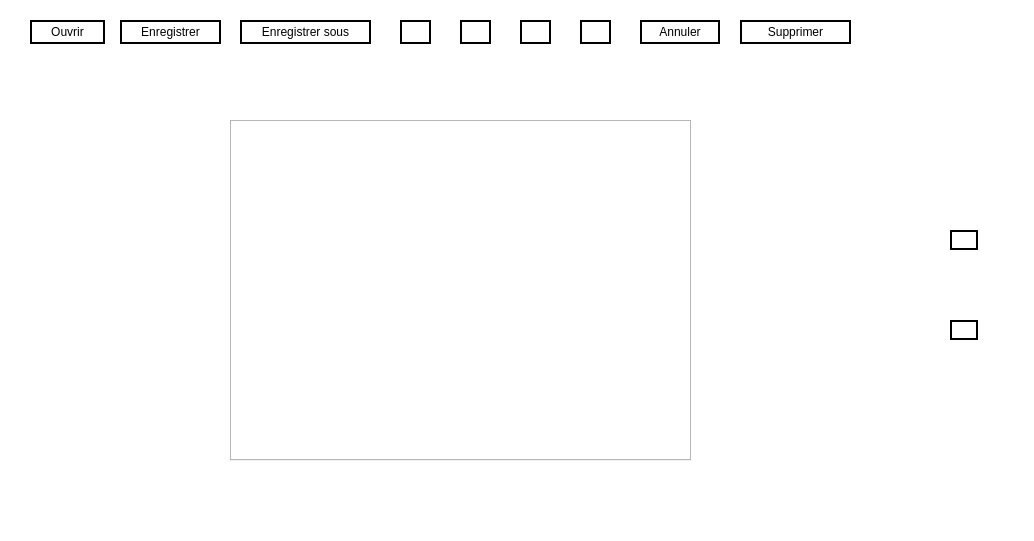
The window that imagedit.ui (NesrineGhannay/ImagEdit) describes before a commit, drawn with Qt 5.
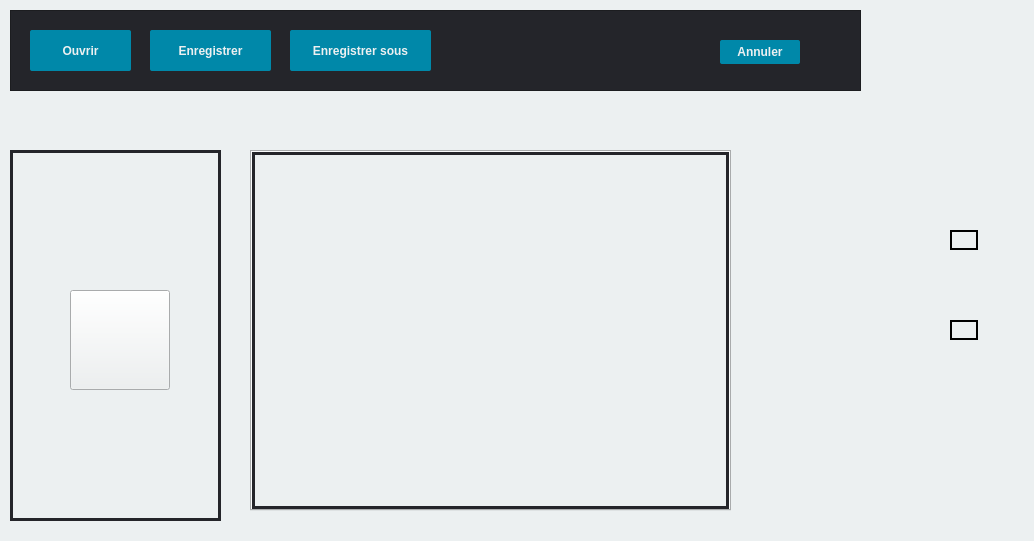
The same window after the commit. Icons and pictures are not drawn.

Commit message: Add design | Import picture btn on Library

The edit to the form file:
```diff
--- a/imagedit.ui
+++ b/imagedit.ui
@@ -14,219 +14,25 @@
    <string>ImagEdit</string>
   </property>
   <property name="styleSheet">
-   <string notr="true">background-color: white;</string>
+   <string notr="true">background-color: #ECF0F1;</string>
   </property>
   <widget class="QWidget" name="centralwidget">
    <property name="autoFillBackground">
     <bool>false</bool>
    </property>
-   <widget class="QPushButton" name="open">
-    <property name="geometry">
-     <rect>
-      <x>30</x>
-      <y>20</y>
-      <width>75</width>
-      <height>24</height>
-     </rect>
-    </property>
-    <property name="focusPolicy">
-     <enum>Qt::ClickFocus</enum>
-    </property>
-    <property name="styleSheet">
-     <string notr="true">border: 2px solid black;</string>
-    </property>
-    <property name="text">
-     <string>Ouvrir</string>
-    </property>
-    <property name="icon">
-     <iconset resource="Ressources.qrc">
-      <normaloff>:/open.png</normaloff>:/open.png</iconset>
-    </property>
-    <property name="checkable">
-     <bool>true</bool>
-    </property>
-    <property name="checked">
-     <bool>false</bool>
-    </property>
-   </widget>
-   <widget class="QPushButton" name="save">
-    <property name="geometry">
-     <rect>
-      <x>120</x>
-      <y>20</y>
-      <width>101</width>
-      <height>24</height>
-     </rect>
-    </property>
-    <property name="focusPolicy">
-     <enum>Qt::ClickFocus</enum>
-    </property>
-    <property name="styleSheet">
-     <string notr="true">border: 2px solid black;</string>
-    </property>
-    <property name="text">
-     <string>Enregistrer</string>
-    </property>
-    <property name="icon">
-     <iconset resource="Ressources.qrc">
-      <normaloff>:/save.png</normaloff>:/save.png</iconset>
-    </property>
-   </widget>
-   <widget class="QPushButton" name="save_under">
-    <property name="geometry">
-     <rect>
-      <x>240</x>
-      <y>20</y>
-      <width>131</width>
-      <height>24</height>
-     </rect>
-    </property>
-    <property name="focusPolicy">
-     <enum>Qt::ClickFocus</enum>
-    </property>
-    <property name="styleSheet">
-     <string notr="true">border: 2px solid black;</string>
-    </property>
-    <property name="text">
-     <string>Enregistrer sous</string>
-    </property>
-    <property name="icon">
-     <iconset resource="Ressources.qrc">
-      <normaloff>:/saveAs.png</normaloff>:/saveAs.png</iconset>
-    </property>
-   </widget>
-   <widget class="QPushButton" name="delete_2">
-    <property name="geometry">
-     <rect>
-      <x>740</x>
-      <y>20</y>
-      <width>111</width>
-      <height>24</height>
-     </rect>
-    </property>
-    <property name="focusPolicy">
-     <enum>Qt::ClickFocus</enum>
-    </property>
-    <property name="styleSheet">
-     <string notr="true">border: 2px solid black;</string>
-    </property>
-    <property name="text">
-     <string>Supprimer</string>
-    </property>
-    <property name="icon">
-     <iconset resource="Ressources.qrc">
-      <normaloff>:/suppr.png</normaloff>:/suppr.png</iconset>
-    </property>
-   </widget>
-   <widget class="QPushButton" name="pushButton">
-    <property name="geometry">
-     <rect>
-      <x>400</x>
-      <y>20</y>
-      <width>31</width>
-      <height>24</height>
-     </rect>
-    </property>
-    <property name="styleSheet">
-     <string notr="true">border: 2px solid black;</string>
-    </property>
-    <property name="text">
-     <string/>
-    </property>
-    <property name="icon">
-     <iconset resource="Ressources.qrc">
-      <normaloff>:/arriere.png</normaloff>:/arriere.png</iconset>
-    </property>
-   </widget>
-   <widget class="QPushButton" name="pushButton_2">
-    <property name="geometry">
-     <rect>
-      <x>460</x>
-      <y>20</y>
-      <width>31</width>
-      <height>24</height>
-     </rect>
-    </property>
-    <property name="styleSheet">
-     <string notr="true">border: 2px solid black;</string>
-    </property>
-    <property name="text">
-     <string/>
-    </property>
-    <property name="icon">
-     <iconset resource="Ressources.qrc">
-      <normaloff>:/avant.png</normaloff>:/avant.png</iconset>
-    </property>
-   </widget>
-   <widget class="QPushButton" name="pushButton_3">
-    <property name="geometry">
-     <rect>
-      <x>520</x>
-      <y>20</y>
-      <width>31</width>
-      <height>24</height>
-     </rect>
-    </property>
-    <property name="styleSheet">
-     <string notr="true">border: 2px solid black;</string>
-    </property>
-    <property name="text">
-     <string/>
-    </property>
-    <property name="icon">
-     <iconset resource="Ressources.qrc">
-      <normaloff>:/plus.png</normaloff>:/plus.png</iconset>
-    </property>
-   </widget>
-   <widget class="QPushButton" name="pushButton_4">
-    <property name="geometry">
-     <rect>
-      <x>580</x>
-      <y>20</y>
-      <width>31</width>
-      <height>24</height>
-     </rect>
-    </property>
-    <property name="styleSheet">
-     <string notr="true">border: 2px solid black;</string>
-    </property>
-    <property name="text">
-     <string/>
-    </property>
-    <property name="icon">
-     <iconset resource="Ressources.qrc">
-      <normaloff>:/moins.png</normaloff>:/moins.png</iconset>
-    </property>
-   </widget>
-   <widget class="QPushButton" name="pushButton_5">
-    <property name="geometry">
-     <rect>
-      <x>640</x>
-      <y>20</y>
-      <width>80</width>
-      <height>24</height>
-     </rect>
-    </property>
-    <property name="styleSheet">
-     <string notr="true">border: 2px solid black;</string>
-    </property>
-    <property name="text">
-     <string>Annuler</string>
-    </property>
-    <property name="icon">
-     <iconset resource="Ressources.qrc">
-      <normaloff>:/cancel.png</normaloff>:/cancel.png</iconset>
-    </property>
-   </widget>
    <widget class="QTabWidget" name="tabWidget">
     <property name="geometry">
      <rect>
-      <x>230</x>
-      <y>120</y>
-      <width>461</width>
-      <height>341</height>
+      <x>250</x>
+      <y>150</y>
+      <width>481</width>
+      <height>361</height>
      </rect>
     </property>
+    <property name="styleSheet">
+     <string notr="true">border: 3 solid #24252A;
+</string>
+    </property>
     <property name="currentIndex">
      <number>-1</number>
     </property>
@@ -253,17 +59,6 @@
      <set>Qt::AlignBottom|Qt::AlignJustify</set>
     </property>
    </widget>
-   <widget class="QWidget" name="gridLayoutWidget">
-    <property name="geometry">
-     <rect>
-      <x>20</x>
-      <y>120</y>
-      <width>181</width>
-      <height>341</height>
-     </rect>
-    </property>
-    <layout class="QGridLayout" name="gridLayout"/>
-   </widget>
    <widget class="QPushButton" name="filter">
     <property name="geometry">
      <rect>
@@ -307,6 +102,250 @@
       <normaloff>:/icone_rogner.png</normaloff>:/icone_rogner.png</iconset>
     </property>
    </widget>
+   <widget class="QFrame" name="frame">
+    <property name="geometry">
+     <rect>
+      <x>10</x>
+      <y>10</y>
+      <width>851</width>
+      <height>81</height>
+     </rect>
+    </property>
+    <property name="styleSheet">
+     <string notr="true">background-color: #24252A</string>
+    </property>
+    <property name="frameShape">
+     <enum>QFrame::StyledPanel</enum>
+    </property>
+    <property name="frameShadow">
+     <enum>QFrame::Raised</enum>
+    </property>
+    <widget class="QPushButton" name="pushButton_5">
+     <property name="geometry">
+      <rect>
+       <x>710</x>
+       <y>30</y>
+       <width>80</width>
+       <height>24</height>
+      </rect>
+     </property>
+     <property name="styleSheet">
+      <string notr="true">font-family: &quot;Montserrat&quot;, sans-serif;
+font-weight: 500;
+color: #edf0f1;
+background-color: rgba(0, 136, 169, 1);
+border-radius: 2px;</string>
+     </property>
+     <property name="text">
+      <string>Annuler</string>
+     </property>
+     <property name="icon">
+      <iconset resource="Ressources.qrc">
+       <normaloff>:/cancel.png</normaloff>:/cancel.png</iconset>
+     </property>
+    </widget>
+    <widget class="QPushButton" name="save">
+     <property name="geometry">
+      <rect>
+       <x>140</x>
+       <y>20</y>
+       <width>121</width>
+       <height>41</height>
+      </rect>
+     </property>
+     <property name="focusPolicy">
+      <enum>Qt::ClickFocus</enum>
+     </property>
+     <property name="styleSheet">
+      <string notr="true">QPushButton {
+	font-family: &quot;Montserrat&quot;, sans-serif;
+	font-weight: 500;
+	color: #edf0f1;
+	background-color: rgba(0, 136, 169, 1);
+	border-radius: 2px;
+}
+
+
+QPushButton::pressed {
+	border: 2px solid #00f;
+}
+
+</string>
+     </property>
+     <property name="text">
+      <string>Enregistrer</string>
+     </property>
+     <property name="icon">
+      <iconset resource="Ressources.qrc">
+       <normaloff>:/save.png</normaloff>:/save.png</iconset>
+     </property>
+    </widget>
+    <widget class="QPushButton" name="open">
+     <property name="geometry">
+      <rect>
+       <x>20</x>
+       <y>20</y>
+       <width>101</width>
+       <height>41</height>
+      </rect>
+     </property>
+     <property name="focusPolicy">
+      <enum>Qt::ClickFocus</enum>
+     </property>
+     <property name="styleSheet">
+      <string notr="true">QPushButton {
+	font-family: &quot;Montserrat&quot;, sans-serif;
+	font-weight: 500;
+	color: #edf0f1;
+	background-color: rgba(0, 136, 169, 1);
+	border-radius: 2px;
+}
+
+
+QPushButton::pressed {
+	border: 2px solid #00f;
+}
+
+</string>
+     </property>
+     <property name="text">
+      <string>Ouvrir</string>
+     </property>
+     <property name="icon">
+      <iconset resource="Ressources.qrc">
+       <normaloff>:/open.png</normaloff>:/open.png</iconset>
+     </property>
+     <property name="checkable">
+      <bool>true</bool>
+     </property>
+     <property name="checked">
+      <bool>false</bool>
+     </property>
+    </widget>
+    <widget class="QPushButton" name="save_under">
+     <property name="geometry">
+      <rect>
+       <x>280</x>
+       <y>20</y>
+       <width>141</width>
+       <height>41</height>
+      </rect>
+     </property>
+     <property name="focusPolicy">
+      <enum>Qt::ClickFocus</enum>
+     </property>
+     <property name="styleSheet">
+      <string notr="true">QPushButton {
+	font-family: &quot;Montserrat&quot;, sans-serif;
+	font-weight: 500;
+	color: #edf0f1;
+	background-color: rgba(0, 136, 169, 1);
+	border-radius: 2px;
+}
+
+
+QPushButton::pressed {
+	border: 2px solid #00f;
+}
+
+
+</string>
+     </property>
+     <property name="text">
+      <string>Enregistrer sous</string>
+     </property>
+     <property name="icon">
+      <iconset resource="Ressources.qrc">
+       <normaloff>:/saveAs.png</normaloff>:/saveAs.png</iconset>
+     </property>
+    </widget>
+   </widget>
+   <widget class="QFrame" name="libraryFrame">
+    <property name="geometry">
+     <rect>
+      <x>10</x>
+      <y>150</y>
+      <width>211</width>
+      <height>371</height>
+     </rect>
+    </property>
+    <property name="styleSheet">
+     <string notr="true">border: 3 solid #24252A;
+</string>
+    </property>
+    <property name="frameShape">
+     <enum>QFrame::StyledPanel</enum>
+    </property>
+    <property name="frameShadow">
+     <enum>QFrame::Raised</enum>
+    </property>
+    <widget class="QWidget" name="gridLayoutWidget">
+     <property name="geometry">
+      <rect>
+       <x>0</x>
+       <y>0</y>
+       <width>211</width>
+       <height>371</height>
+      </rect>
+     </property>
+     <layout class="QGridLayout" name="gridLayout"/>
+    </widget>
+   </widget>
+   <widget class="QPushButton" name="importImage">
+    <property name="geometry">
+     <rect>
+      <x>70</x>
+      <y>290</y>
+      <width>100</width>
+      <height>100</height>
+     </rect>
+    </property>
+    <property name="maximumSize">
+     <size>
+      <width>100</width>
+      <height>100</height>
+     </size>
+    </property>
+    <property name="layoutDirection">
+     <enum>Qt::LeftToRight</enum>
+    </property>
+    <property name="styleSheet">
+     <string notr="true">font-family: &quot;Montserrat&quot;, sans-serif;
+font-weight: 500;
+color: #edf0f1;
+background-color: rgba(0, 136, 169, 1);
+border-radius: 10px;QPushButton {
+	font-family: &quot;Montserrat&quot;, sans-serif;
+	font-weight: 500;
+	color: #edf0f1;
+	background-color: rgba(0, 136, 169, 1);
+	border-radius: 12px;
+}
+
+
+QPushButton::pressed {
+	border: 2px solid #00f;
+}
+
+</string>
+    </property>
+    <property name="text">
+     <string/>
+    </property>
+    <property name="icon">
+     <iconset resource="Ressources.qrc">
+      <normaloff>:/import_picture.png</normaloff>:/import_picture.png</iconset>
+    </property>
+    <property name="iconSize">
+     <size>
+      <width>40</width>
+      <height>40</height>
+     </size>
+    </property>
+    <property name="default">
+     <bool>false</bool>
+    </property>
+   </widget>
   </widget>
  </widget>
  <resources>
```
The commit also changes 6 other files.
